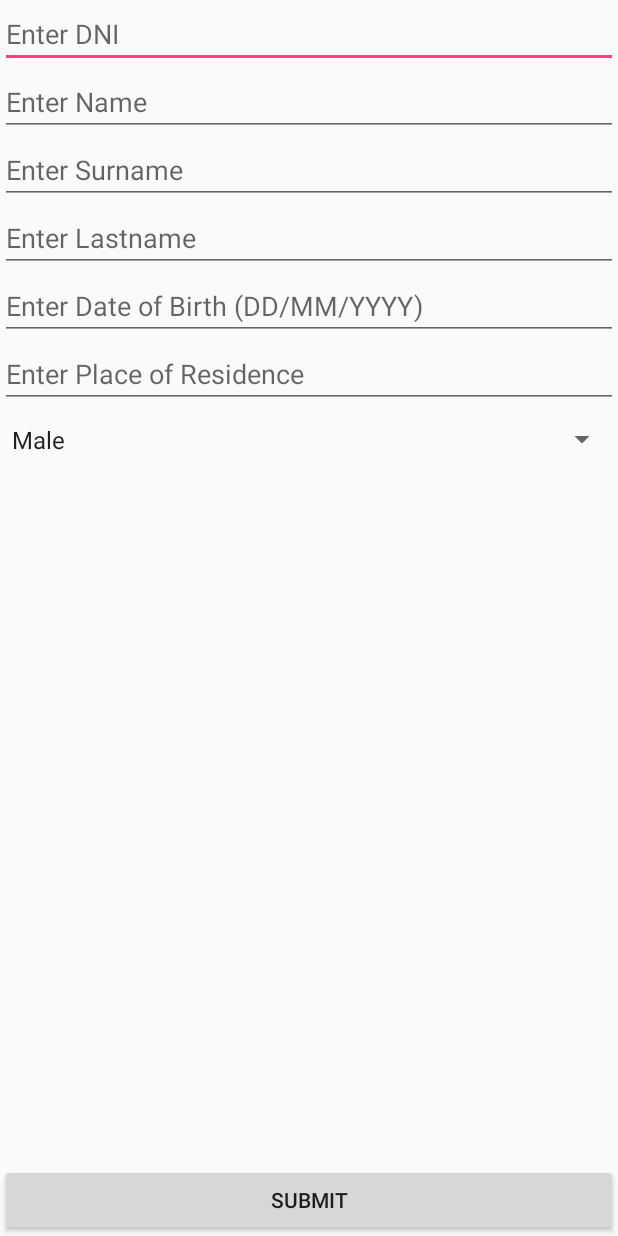
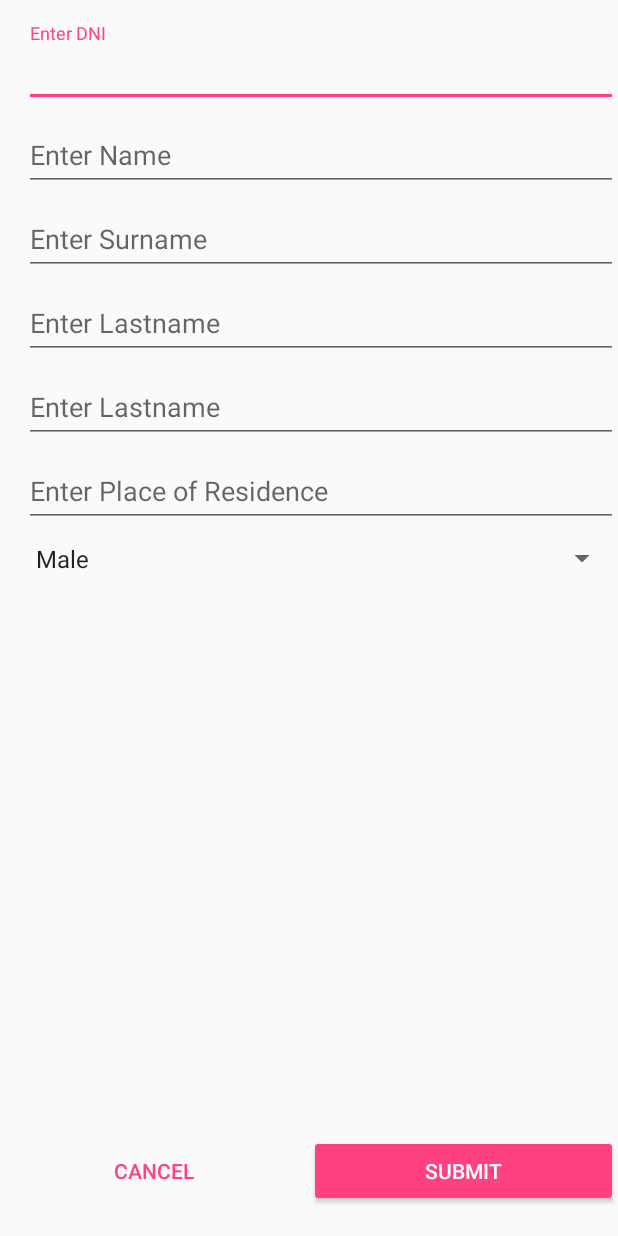
Before and after one commit to IvanDeMingo/comparador-seguros, an Android app: the UserForm screen opened directly, with no data from a screen before it, on a phone screen of 412 x 824 dp. Run offline under Robolectric (Android 15) with nearby library versions, the phone set to English and light mode, and no system bars; libraries missing offline, so code that uses them is left out: com.basgeekball.awesomevalidation; 7 statements that could not run were skipped.

Commit message:
UI improvements: empty insurance view, user form.

```diff
--- a/app/src/main/java/pae/seguros/conductores/UserForm.java
+++ b/app/src/main/java/pae/seguros/conductores/UserForm.java
@@ -32,7 +32,7 @@ public class UserForm extends AppCompatActivity implements View.OnClickListener
             editTextDob, editTextPlace;
     private Spinner spinnerGender;
 
-    private Button buttonSubmit;
+    private Button buttonSubmit, buttonCancel;
 
     private AwesomeValidation awesomeValidation;
 
@@ -52,6 +52,7 @@ public class UserForm extends AppCompatActivity implements View.OnClickListener
 
         spinnerGender = (Spinner)findViewById(R.id.spinnerGender);
         buttonSubmit = (Button) findViewById(R.id.buttonSubmit);
+        buttonCancel = (Button) findViewById(R.id.buttonCancel);
 
         Bundle extras = getIntent().getExtras();
         if (extras != null) {
@@ -68,9 +69,8 @@ public class UserForm extends AppCompatActivity implements View.OnClickListener
         awesomeValidation.addValidation(this, R.id.editTextDob, "^(?:(?:31(\\/|-|\\.)(?:0?[13578]|1[02]))\\1|(?:(?:29|30)(\\/|-|\\.)(?:0?[1,3-9]|1[0-2])\\2))(?:(?:1[6-9]|[2-9]\\d)?\\d{2})$|^(?:29(\\/|-|\\.)0?2\\3(?:(?:(?:1[6-9]|[2-9]\\d)?(?:0[48]|[2468][048]|[13579][26])|(?:(?:16|[2468][048]|[3579][26])00))))$|^(?:0?[1-9]|1\\d|2[0-8])(\\/|-|\\.)(?:(?:0?[1-9])|(?:1[0-2]))\\4(?:(?:1[6-9]|[2-9]\\d)?\\d{2})$", R.string.dateerror);
         awesomeValidation.addValidation(this, R.id.editTextPlace, "^[A-Za-z\\s]{1,}[\\.]{0,1}[A-Za-z\\s]{0,}$", R.string.placeerror);
 
-
-
         buttonSubmit.setOnClickListener(this);
+        buttonCancel.setOnClickListener(this);
     }
 
     private void validateForm() {
@@ -125,5 +125,8 @@ public class UserForm extends AppCompatActivity implements View.OnClickListener
         if (view == buttonSubmit) {
             validateForm();
         }
+        else if (view==buttonCancel) {
+            onBackPressed();
+        }
     }
 }
--- a/app/src/main/java/pae/seguros/databases/AppDatabase.java
+++ b/app/src/main/java/pae/seguros/databases/AppDatabase.java
@@ -6,7 +6,7 @@ import android.arch.persistence.room.RoomDatabase;
 import android.content.Context;
 
 @Database(entities = {User.class, Car.class, Insurance.class
-}, version = 19, exportSchema = false)
+}, version = 20, exportSchema = false)
 public abstract class AppDatabase extends RoomDatabase {
 
     private static AppDatabase INSTANCE;
--- a/app/src/main/java/pae/seguros/seguros/SegurosFragment.java
+++ b/app/src/main/java/pae/seguros/seguros/SegurosFragment.java
@@ -34,6 +34,7 @@ public class SegurosFragment extends Fragment {
     private AppDatabase db;
     private RecyclerView recyclerView;
     private TextView emptyText;
+    private TextView emptyText2;
     private ImageView emptyImage;
     private RecyclerView mRecyclerView;
     private InsuranceAdapter mAdapter;
@@ -52,16 +53,19 @@ public class SegurosFragment extends Fragment {
 
         recyclerView = (RecyclerView) mView.findViewById(R.id.rv);
         emptyText = (TextView) mView.findViewById(R.id.empty_text);
+        emptyText2 = (TextView) mView.findViewById(R.id.empty_text2);
         emptyImage = (ImageView) mView.findViewById(R.id.empty_image);
 
         List<Insurance> allInsurances = AppDatabase.getDatabase(this.getContext()).insuranceDao().getAllInsurances();
         if (allInsurances.isEmpty()) {
             emptyText.setVisibility(LinearLayout.VISIBLE);
+            emptyText2.setVisibility(LinearLayout.VISIBLE);
             emptyImage.setVisibility(LinearLayout.VISIBLE);
             recyclerView.setVisibility(LinearLayout.GONE);
         }
         else {
             emptyText.setVisibility(LinearLayout.GONE);
+            emptyText2.setVisibility(LinearLayout.GONE);
             emptyImage.setVisibility(LinearLayout.GONE);
             recyclerView.setVisibility(LinearLayout.VISIBLE);
         }
--- a/app/src/main/res/layout/user_form.xml
+++ b/app/src/main/res/layout/user_form.xml
@@ -7,14 +7,30 @@
     <LinearLayout
         android:layout_width="match_parent"
         android:layout_height="match_parent"
-        android:orientation="vertical">
+        android:orientation="vertical"
+        android:layout_marginTop="15dp">
+
+        <android.support.design.widget.TextInputLayout
+            android:id="@+id/til_dni"
+            android:layout_width="match_parent"
+            android:layout_height="wrap_content"
+            android:layout_marginLeft="16dp">
+
             <EditText
                 android:id="@+id/editTextDNI"
                 android:layout_width="match_parent"
                 android:layout_height="wrap_content"
                 android:ems="10"
                 android:hint="@string/enter_dni"
-            android:inputType="text" />
+                android:inputType="text"
+                android:singleLine="true" />
+        </android.support.design.widget.TextInputLayout>
+
+        <android.support.design.widget.TextInputLayout
+            android:id="@+id/til_name"
+            android:layout_width="match_parent"
+            android:layout_height="wrap_content"
+            android:layout_marginLeft="16dp">
 
             <EditText
                 android:id="@+id/editTextName"
@@ -22,7 +38,15 @@
                 android:layout_height="wrap_content"
                 android:ems="10"
                 android:hint="@string/enter_name"
-            android:inputType="textPersonName" />
+                android:inputType="textPersonName"
+                android:singleLine="true" />
+        </android.support.design.widget.TextInputLayout>
+
+        <android.support.design.widget.TextInputLayout
+            android:id="@+id/til_surname"
+            android:layout_width="match_parent"
+            android:layout_height="wrap_content"
+            android:layout_marginLeft="16dp">
 
             <EditText
                 android:id="@+id/editTextSurname"
@@ -30,7 +54,15 @@
                 android:layout_height="wrap_content"
                 android:ems="10"
                 android:hint="@string/enter_surname"
-            android:inputType="textPersonName" />
+                android:inputType="textPersonName"
+                android:singleLine="true" />
+        </android.support.design.widget.TextInputLayout>
+
+        <android.support.design.widget.TextInputLayout
+            android:id="@+id/til_lastname"
+            android:layout_width="match_parent"
+            android:layout_height="wrap_content"
+            android:layout_marginLeft="16dp">
 
             <EditText
                 android:id="@+id/editTextLastname"
@@ -38,15 +70,31 @@
                 android:layout_height="wrap_content"
                 android:ems="10"
                 android:hint="@string/enter_lastname"
-            android:inputType="textPersonName" />
+                android:inputType="textPersonName"
+                android:singleLine="true" />
+        </android.support.design.widget.TextInputLayout>
+
+        <android.support.design.widget.TextInputLayout
+            android:id="@+id/til_dob"
+            android:layout_width="match_parent"
+            android:layout_height="wrap_content"
+            android:layout_marginLeft="16dp">
 
             <EditText
                 android:id="@+id/editTextDob"
                 android:layout_width="match_parent"
                 android:layout_height="wrap_content"
                 android:ems="10"
-            android:hint="@string/enter_date_of_birth"
-            android:inputType="date" />
+                android:hint="@string/enter_lastname"
+                android:inputType="date"
+                android:singleLine="true" />
+        </android.support.design.widget.TextInputLayout>
+
+        <android.support.design.widget.TextInputLayout
+            android:id="@+id/til_place"
+            android:layout_width="match_parent"
+            android:layout_height="wrap_content"
+            android:layout_marginLeft="16dp">
 
             <EditText
                 android:id="@+id/editTextPlace"
@@ -54,7 +102,9 @@
                 android:layout_height="wrap_content"
                 android:ems="10"
                 android:hint="@string/place_of_residence"
-            android:inputType="text" />
+                android:inputType="text"
+                android:singleLine="true" />
+        </android.support.design.widget.TextInputLayout>
 
         <Spinner
             android:id="@+id/spinnerGender"
@@ -64,12 +114,33 @@
             android:entries="@array/gender_arrays"
             android:prompt="@string/gender_prompt"
             android:paddingTop="10dp"
-            android:paddingBottom="10dp"/>
+            android:paddingBottom="10dp"
+            android:layout_marginLeft="16dp"/>
     </LinearLayout>
+
+    <LinearLayout
+        android:id="@+id/bottom_bar"
+        android:layout_width="match_parent"
+        android:layout_height="?attr/actionBarSize"
+        android:layout_alignParentBottom="true"
+        android:gravity="center_vertical"
+        android:layout_marginBottom="15dp"
+        android:orientation="horizontal">
+
+        <Button
+            android:id="@+id/buttonCancel"
+            style="@style/Widget.AppCompat.Button.Borderless.Colored"
+            android:layout_width="0dp"
+            android:layout_height="wrap_content"
+            android:layout_weight="1"
+            android:text="@string/cancel" />
         <Button
             android:id="@+id/buttonSubmit"
-        android:layout_width="match_parent"
+            android:layout_width="0dp"
             android:layout_height="wrap_content"
+            android:layout_weight="1"
+            android:backgroundTint="@color/colorAccent"
             android:text="@string/submit"
-        android:layout_alignParentBottom="true"/>
+            android:textColor="@android:color/white" />
+    </LinearLayout>
 </RelativeLayout>
--- a/app/src/main/res/values/strings.xml
+++ b/app/src/main/res/values/strings.xml
@@ -19,6 +19,7 @@
     <string name="gender_prompt">Choose a gender</string>
     <string name="place_of_residence">Enter Place of Residence</string>
     <string name="placeerror">Enter a valid place of residence</string>
+    <string name="cancel">Cancel</string>
     <string-array name="gender_arrays">
         <item>Male</item>
         <item>Female</item>
```
Also changed, not shown: app/src/main/java/pae/seguros/vehiculos/VehiculosFragment.java (+9 -1 lines), app/src/main/res/drawable/ic_blackberry_qr_code_variant.xml (added, +4 -0 lines), app/src/main/res/layout/seguros_fragment.xml (+33 -12 lines), app/src/main/res/layout/vehiculos_fragment.xml (+13 -1 lines), app/src/main/res/drawable/dashboard.png. Lines whose indentation alone changed are shown as unchanged.
